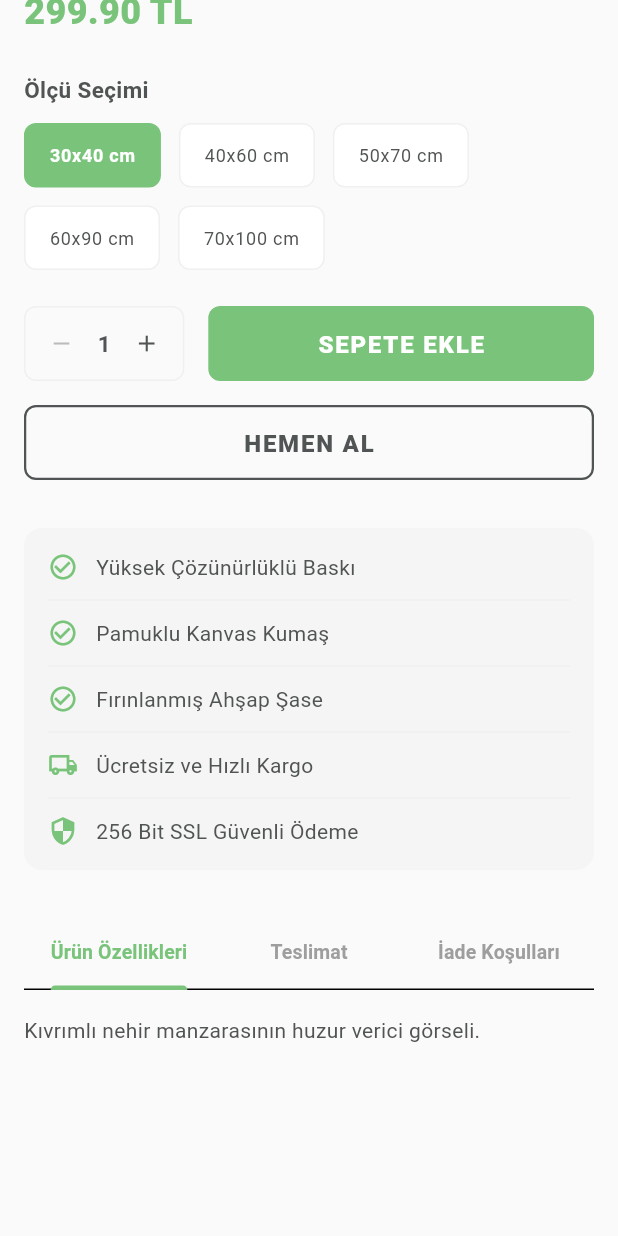
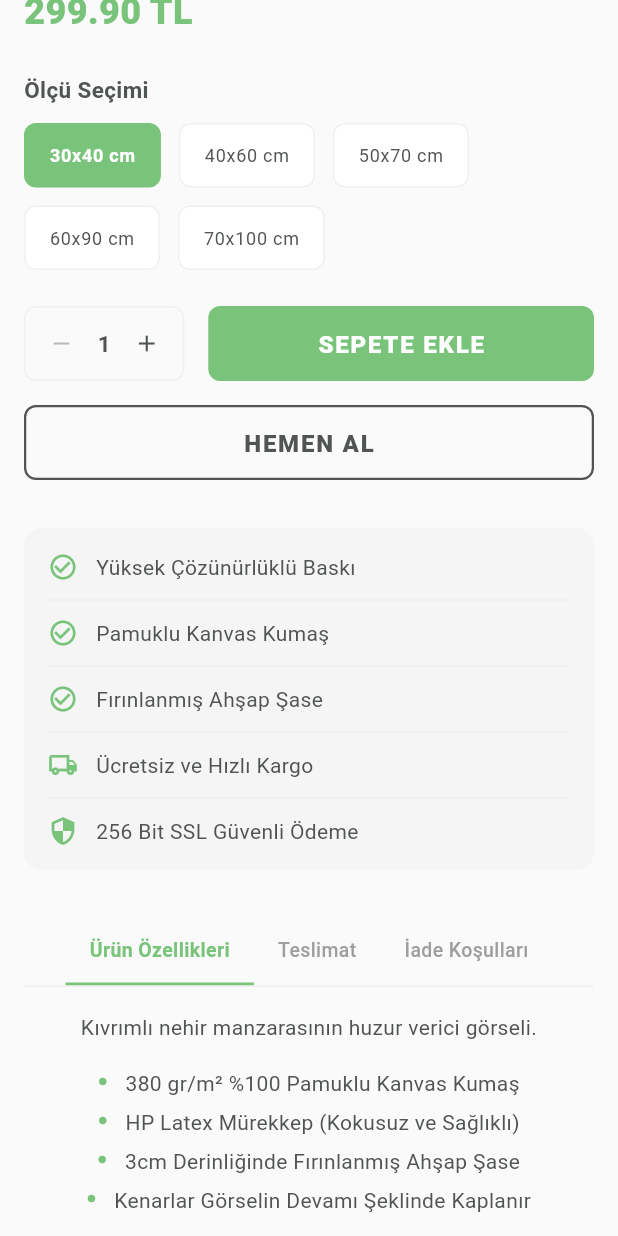
Before and after one commit to gorkemoa/canvas701, a Flutter app: the ProductDetailPage screen opened directly with sample values from the repository, scrolled down 576 dp, on a phone screen of 412 x 824 dp. Run offline on Flutter 3.47's test engine with Material 3 defaults, Android fonts, the light colour scheme and no system bars; our stand-ins replace cached_network_image; network calls fail.

Commit message:
feat: Refactor product detail page to implement tabbed content for description, delivery, and return policy

```diff
--- a/lib/canvas701/view/product/product_detail_page.dart
+++ b/lib/canvas701/view/product/product_detail_page.dart
@@ -20,6 +20,7 @@ class _ProductDetailPageState extends State<ProductDetailPage> {
   late ProductSize _selectedSize;
   int _quantity = 1;
   bool _isFavorite = false;
+  int _activeTabIndex = 0;
 
   @override
   void initState() {
@@ -404,49 +405,130 @@ class _ProductDetailPageState extends State<ProductDetailPage> {
   }
 
   Widget _buildDescription() {
-    return DefaultTabController(
-      length: 3,
-      child: Column(
+    return Column(
       crossAxisAlignment: CrossAxisAlignment.start,
       children: [
-          const TabBar(
-            labelColor: Canvas701Colors.primary,
-            unselectedLabelColor: Canvas701Colors.textTertiary,
-            indicatorColor: Canvas701Colors.primary,
-            labelStyle: TextStyle(fontWeight: FontWeight.w700, fontSize: 13),
-            tabs: [
-              Tab(text: 'Ürün Özellikleri'),
-              Tab(text: 'Teslimat'),
-              Tab(text: 'İade Koşulları'),
+        Row(
+          mainAxisAlignment: MainAxisAlignment.center,
+          children: [
+            _buildTabItem(0, 'Ürün Özellikleri'),
+            _buildTabItem(1, 'Teslimat'),
+            _buildTabItem(2, 'İade Koşulları'),
           ],
         ),
-          SizedBox(
-            height: 200,
-            child: TabBarView(
+        const Divider(height: 1, thickness: 1, color: Canvas701Colors.divider),
+        const SizedBox(height: Canvas701Spacing.md),
+        _buildTabContent(),
+      ],
+    );
+  }
+
+  Widget _buildTabItem(int index, String title) {
+    final isActive = _activeTabIndex == index;
+    return GestureDetector(
+      onTap: () => setState(() => _activeTabIndex = index),
+      child: Container(
+        padding: const EdgeInsets.symmetric(
+          horizontal: Canvas701Spacing.md,
+          vertical: Canvas701Spacing.sm,
+        ),
+        decoration: BoxDecoration(
+          border: Border(
+            bottom: BorderSide(
+              color: isActive ? Canvas701Colors.primary : Colors.transparent,
+              width: 2,
+            ),
+          ),
+        ),
+        child: Text(
+          title,
+          style: TextStyle(
+            color: isActive ? Canvas701Colors.primary : Canvas701Colors.textTertiary,
+            fontWeight: isActive ? FontWeight.w700 : FontWeight.w500,
+            fontSize: 13,
+          ),
+        ),
+      ),
+    );
+  }
+
+  Widget _buildTabContent() {
+    switch (_activeTabIndex) {
+      case 0:
+        return Column(
+          crossAxisAlignment: CrossAxisAlignment.center,
           children: [
-                Padding(
-                  padding: const EdgeInsets.symmetric(vertical: Canvas701Spacing.md),
-                  child: Text(
+            Text(
               widget.product.description,
               style: Canvas701Typography.bodyMedium.copyWith(height: 1.6),
+              textAlign: TextAlign.center,
             ),
+            const SizedBox(height: Canvas701Spacing.md),
+            _buildBulletPoint('380 gr/m² %100 Pamuklu Kanvas Kumaş'),
+            _buildBulletPoint('HP Latex Mürekkep (Kokusuz ve Sağlıklı)'),
+            _buildBulletPoint('3cm Derinliğinde Fırınlanmış Ahşap Şase'),
+            _buildBulletPoint('Kenarlar Görselin Devamı Şeklinde Kaplanır'),
+          ],
+        );
+      case 1:
+        return Column(
+          crossAxisAlignment: CrossAxisAlignment.center,
+          children: [
+            Row(
+              mainAxisAlignment: MainAxisAlignment.center,
+              children: [
+                const Icon(Icons.local_shipping_outlined, color: Canvas701Colors.primary, size: 20),
+                const SizedBox(width: Canvas701Spacing.sm),
+                Text('Hızlı ve Güvenli Teslimat', style: Canvas701Typography.titleSmall),
+              ],
             ),
-                const Padding(
-                  padding: EdgeInsets.symmetric(vertical: Canvas701Spacing.md),
-                  child: Text(
-                    'Siparişleriniz 2-4 iş günü içerisinde kargoya teslim edilir. Tüm Türkiye\'ye ücretsiz kargo seçeneğimiz mevcuttur.',
-                    style: Canvas701Typography.bodyMedium,
-                  ),
-                ),
-                const Padding(
-                  padding: EdgeInsets.symmetric(vertical: Canvas701Spacing.md),
-                  child: Text(
-                    'Ürününüzü teslim aldığınız tarihten itibaren 14 gün içerisinde iade edebilirsiniz. Kişiye özel ürünlerde iade kabul edilmemektedir.',
-                    style: Canvas701Typography.bodyMedium,
-                  ),
+            const SizedBox(height: Canvas701Spacing.sm),
+            Text(
+              'Siparişleriniz 2-4 iş günü içerisinde kargoya teslim edilir. Özel korumalı ambalajı ile hasarsız teslimat garantisi sunuyoruz.',
+              style: Canvas701Typography.bodyMedium.copyWith(height: 1.5),
+              textAlign: TextAlign.center,
             ),
           ],
+        );
+      case 2:
+        return Column(
+          crossAxisAlignment: CrossAxisAlignment.center,
+          children: [
+            Row(
+              mainAxisAlignment: MainAxisAlignment.center,
+              children: [
+                const Icon(Icons.assignment_return_outlined, color: Canvas701Colors.primary, size: 20),
+                const SizedBox(width: Canvas701Spacing.sm),
+                Text('Kolay İade Süreci', style: Canvas701Typography.titleSmall),
+              ],
             ),
+            const SizedBox(height: Canvas701Spacing.sm),
+            Text(
+              'Ürününüzü teslim aldığınız tarihten itibaren 14 gün içerisinde iade edebilirsiniz. Kişiye özel hazırlanan ürünlerde (isimli vb.) iade kabul edilmemektedir.',
+              style: Canvas701Typography.bodyMedium.copyWith(height: 1.5),
+              textAlign: TextAlign.center,
+            ),
+          ],
+        );
+      default:
+        return const SizedBox.shrink();
+    }
+  }
+
+  Widget _buildBulletPoint(String text) {
+    return Padding(
+      padding: const EdgeInsets.only(bottom: 6),
+      child: Row(
+        mainAxisAlignment: MainAxisAlignment.center,
+        crossAxisAlignment: CrossAxisAlignment.start,
+        children: [
+          const Padding(
+            padding: EdgeInsets.only(top: 6),
+            child: Icon(Icons.circle, size: 6, color: Canvas701Colors.primary),
+          ),
+          const SizedBox(width: Canvas701Spacing.sm),
+          Flexible(
+            child: Text(text, style: Canvas701Typography.bodyMedium),
           ),
         ],
       ),
```
Lines whose indentation alone changed are shown as unchanged.
